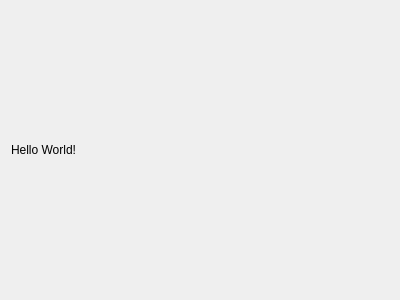
This is src/ui/emergemon.ui in parapente/emergemon as Qt 5 draws it before an edit. The edited form follows.
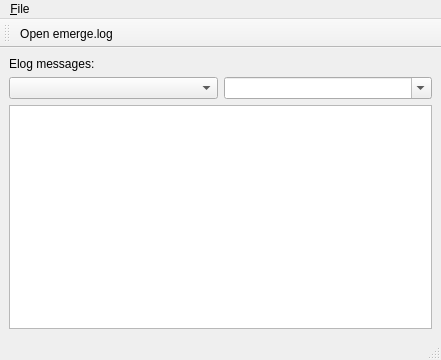
This is the edited form. Icons and pictures are not drawn.

Commit message: * Changed QDialog to QMainWindow * Added another icon from Oxygen (log file icon) * Make the QMainWindow appear on single click on the gentoo systray icon * Quit the app on File->Quit

The edit to the form file:
```diff
--- a/src/ui/emergemon.ui
+++ b/src/ui/emergemon.ui
@@ -1,13 +1,13 @@
 <?xml version="1.0" encoding="UTF-8"?>
 <ui version="4.0">
- <class>Dialog</class>
- <widget class="QDialog" name="Dialog">
+ <class>MainWindow</class>
+ <widget class="QMainWindow" name="MainWindow">
   <property name="geometry">
    <rect>
     <x>0</x>
     <y>0</y>
-    <width>400</width>
-    <height>300</height>
+    <width>441</width>
+    <height>360</height>
    </rect>
   </property>
   <property name="windowTitle">
@@ -17,15 +17,101 @@
    <iconset resource="emergemon.qrc">
     <normaloff>:/emon/images/gentoo-logo.svg</normaloff>:/emon/images/gentoo-logo.svg</iconset>
   </property>
-  <layout class="QHBoxLayout" name="horizontalLayout">
-   <item>
-    <widget class="QLabel" name="label">
-     <property name="text">
-      <string>Hello World!</string>
-     </property>
-    </widget>
-   </item>
-  </layout>
+  <widget class="QWidget" name="centralwidget">
+   <layout class="QGridLayout" name="gridLayout">
+    <item row="0" column="0" colspan="2">
+     <widget class="QLabel" name="label">
+      <property name="text">
+       <string>Elog messages:</string>
+      </property>
+     </widget>
+    </item>
+    <item row="1" column="0">
+     <widget class="QComboBox" name="comboBox"/>
+    </item>
+    <item row="1" column="1">
+     <widget class="QComboBox" name="comboBox_2">
+      <property name="editable">
+       <bool>true</bool>
+      </property>
+      <property name="insertPolicy">
+       <enum>QComboBox::NoInsert</enum>
+      </property>
+     </widget>
+    </item>
+    <item row="2" column="0" colspan="2">
+     <widget class="QTextBrowser" name="textBrowser"/>
+    </item>
+   </layout>
+  </widget>
+  <widget class="QMenuBar" name="menubar">
+   <property name="geometry">
+    <rect>
+     <x>0</x>
+     <y>0</y>
+     <width>441</width>
+     <height>19</height>
+    </rect>
+   </property>
+   <widget class="QMenu" name="menu_File">
+    <property name="title">
+     <string>&amp;File</string>
+    </property>
+    <addaction name="action_Open_emerge_log"/>
+    <addaction name="separator"/>
+    <addaction name="action_Quit"/>
+   </widget>
+   <addaction name="menu_File"/>
+  </widget>
+  <widget class="QStatusBar" name="statusbar"/>
+  <widget class="QToolBar" name="toolBar">
+   <property name="windowTitle">
+    <string>toolBar</string>
+   </property>
+   <property name="iconSize">
+    <size>
+     <width>32</width>
+     <height>32</height>
+    </size>
+   </property>
+   <property name="toolButtonStyle">
+    <enum>Qt::ToolButtonTextUnderIcon</enum>
+   </property>
+   <attribute name="toolBarArea">
+    <enum>TopToolBarArea</enum>
+   </attribute>
+   <attribute name="toolBarBreak">
+    <bool>false</bool>
+   </attribute>
+   <addaction name="action_Open_emerge_log"/>
+  </widget>
+  <action name="action_Open_emerge_log">
+   <property name="icon">
+    <iconset resource="emergemon.qrc">
+     <normaloff>:/emon/images/text-x-log.png</normaloff>:/emon/images/text-x-log.png</iconset>
+   </property>
+   <property name="text">
+    <string>&amp;Open emerge.log</string>
+   </property>
+   <property name="toolTip">
+    <string>Open emerge.log</string>
+   </property>
+   <property name="shortcut">
+    <string>Ctrl+O</string>
+   </property>
+  </action>
+  <action name="action_Quit">
+   <property name="icon">
+    <iconset resource="emergemon.qrc">
+     <normaloff>:/emon/images/application-exit.png</normaloff>:/emon/images/application-exit.png</iconset>
+   </property>
+   <property name="text">
+    <string>&amp;Quit</string>
+   </property>
+   <property name="shortcut">
+    <string>Ctrl+Q</string>
+   </property>
+  </action>
  </widget>
  <resources>
   <include location="emergemon.qrc"/>
```
Left out of the diff: 2 changed lines with no effect on the pictures. The commit also changes 6 other files.
